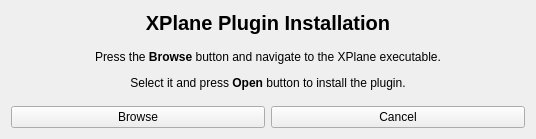
Above: src/qt_gui/xplugin.ui from mavak/linux-track before the change. Below: the same form after it.
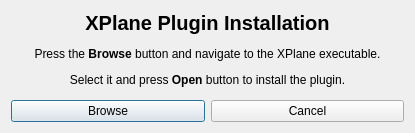
That is the form after the change.

Commit message: Improving help. Removed sequence grabber webcam input program (mac). Fixed default button in xplane plugin installation dialogue. Fixed linuxtrack-wine enhanced interface. Linuxtrack-wine tester now have app id filled in by default. Fixed detailed axis setup curve view.

```diff
--- a/src/qt_gui/xplugin.ui
+++ b/src/qt_gui/xplugin.ui
@@ -1,13 +1,13 @@
 <?xml version="1.0" encoding="UTF-8"?>
 <ui version="4.0">
  <class>XPluginInstall</class>
- <widget class="QWidget" name="XPluginInstall">
+ <widget class="QDialog" name="XPluginInstall">
   <property name="geometry">
    <rect>
     <x>0</x>
     <y>0</y>
-    <width>536</width>
-    <height>139</height>
+    <width>415</width>
+    <height>133</height>
    </rect>
   </property>
   <property name="windowTitle">
@@ -54,6 +54,12 @@
        <property name="text">
         <string>Browse</string>
        </property>
+       <property name="autoDefault">
+        <bool>false</bool>
+       </property>
+       <property name="default">
+        <bool>true</bool>
+       </property>
       </widget>
      </item>
      <item>
@@ -61,6 +67,9 @@
        <property name="text">
         <string>Cancel</string>
        </property>
+       <property name="autoDefault">
+        <bool>false</bool>
+       </property>
       </widget>
      </item>
     </layout>
```
Left out of the diff: 22 changed lines with no effect on the pictures. The commit also changes 47 other files.
